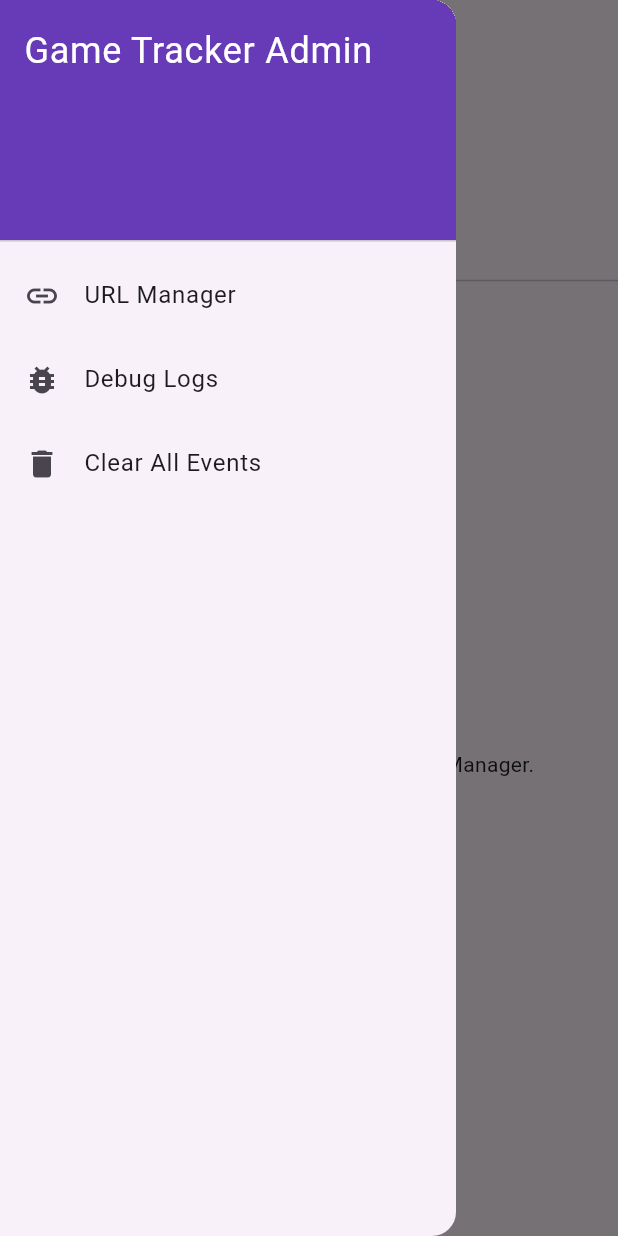
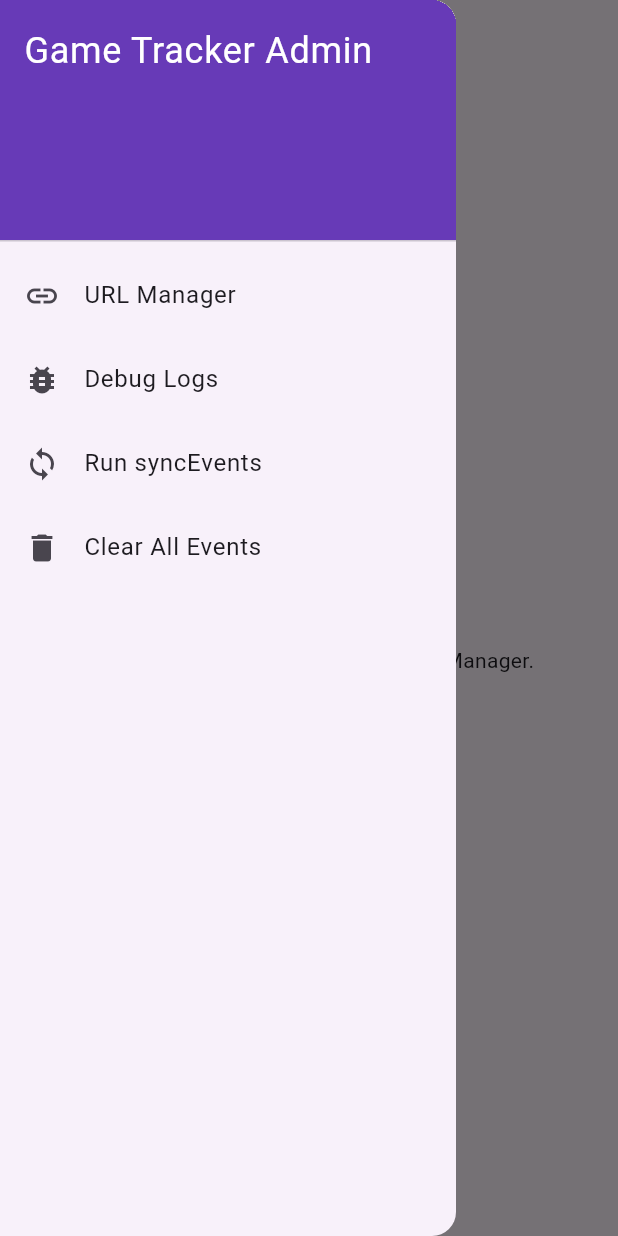
Before and after one commit to onpuuki/game-tracker, a Flutter app: the screen it shows after launch, with the side drawer open, on a phone screen of 412 x 824 dp. Run offline on Flutter 3.47's test engine with Material 3 defaults, Android fonts, the phone set to English and light mode, and no system bars; our stand-ins replace cloud_firestore, cloud_functions, firebase_core; accounts and stored records are empty.

Commit message:
fix: Refactor clearAllEvents function and update frontend UI
- Added error handling, logging, memory, and timeout config to clearAllEvents.
- Implemented batched deletion in clearAllEvents to prevent 500-doc limit errors.
- Cleaned up HomeScreen UI by removing manual scraping components from the body.
- Added a "Run syncEvents" menu item to the Drawer in HomeScreen.

Co-authored-by: onpuuki <220911838+onpuuki@users.noreply.github.com>

```diff
--- a/frontend/lib/screens/home_screen.dart
+++ b/frontend/lib/screens/home_screen.dart
@@ -108,6 +108,18 @@ class _HomeScreenState extends State<HomeScreen> {
               },
             ),
             ListTile(
+              leading: const Icon(Icons.sync),
+              title: _isLoading
+                  ? const SizedBox(width: 20, height: 20, child: CircularProgressIndicator(strokeWidth: 2))
+                  : const Text('Run syncEvents'),
+              onTap: _isLoading
+                  ? null
+                  : () {
+                      Navigator.pop(context); // Close drawer
+                      _triggerSync();
+                    },
+            ),
+            ListTile(
               leading: const Icon(Icons.delete),
               title: _isClearingEvents
                   ? const SizedBox(width: 20, height: 20, child: CircularProgressIndicator(strokeWidth: 2))
@@ -165,38 +177,7 @@ class _HomeScreenState extends State<HomeScreen> {
           ],
         ),
       ),
-      body: Column(
-        children: [
-          Padding(
-            padding: const EdgeInsets.all(16.0),
-            child: Column(
-              children: [
-                const Text(
-                  'Trigger Manual Scraping',
-                  style: TextStyle(fontSize: 16, fontWeight: FontWeight.bold),
-                ),
-                const SizedBox(height: 10),
-                ElevatedButton(
-                  onPressed: _isLoading ? null : _triggerSync,
-                  style: ElevatedButton.styleFrom(
-                    padding: const EdgeInsets.symmetric(horizontal: 24, vertical: 12),
-                  ),
-                  child: _isLoading
-                    ? const SizedBox(
-                        width: 16,
-                        height: 16,
-                        child: CircularProgressIndicator(strokeWidth: 2)
-                      )
-                    : const Text('Run syncEvents', style: TextStyle(fontSize: 16)),
-                ),
-                const SizedBox(height: 10),
-                if (_isLoading) const Text('Sync is running. Check Debug Logs for details.', style: TextStyle(fontSize: 12)),
-              ],
-            ),
-          ),
-          const Divider(),
-          Expanded(
-            child: StreamBuilder<DocumentSnapshot>(
+      body: StreamBuilder<DocumentSnapshot>(
         stream: FirebaseFirestore.instanceFor(app: Firebase.app(), databaseId: 'default')
             .collection('settings')
             .doc('config')
@@ -344,9 +325,6 @@ class _HomeScreenState extends State<HomeScreen> {
           );
         },
       ),
-          ),
-        ],
-      ),
     );
   }
 }
```
Also changed, not shown: 1 other file. Lines whose indentation alone changed are shown as unchanged.
